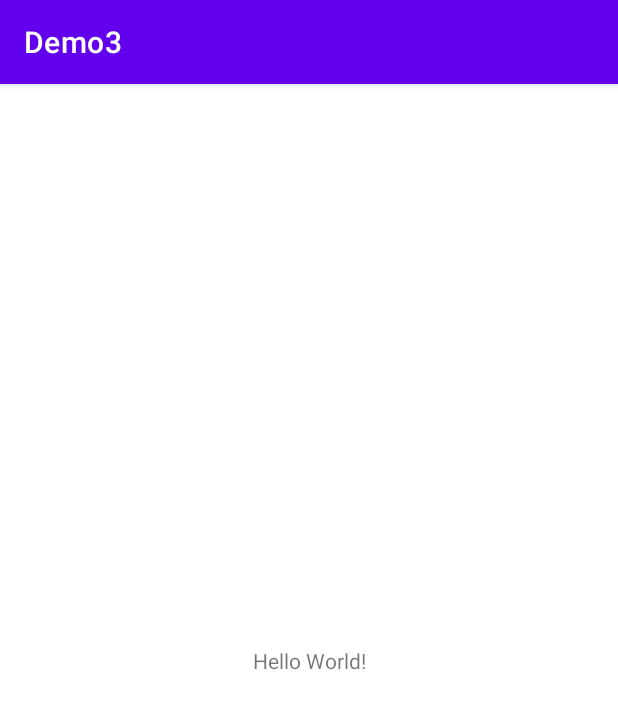
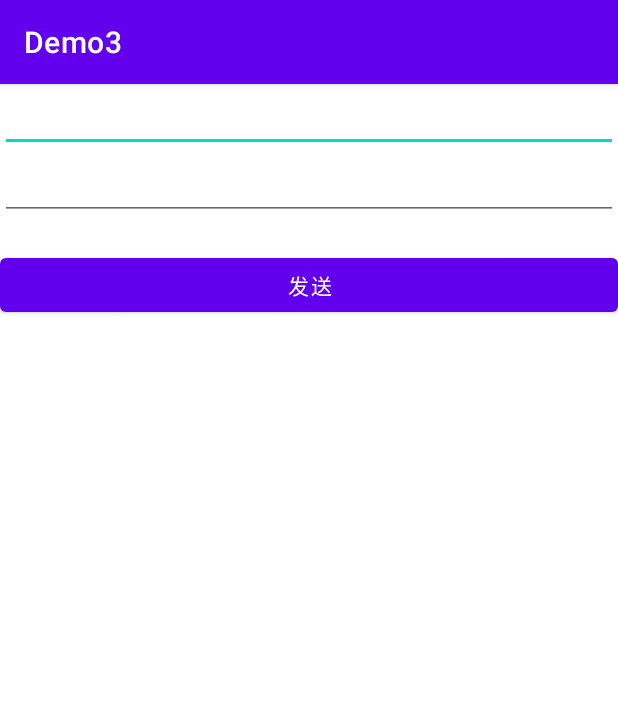
Before and after one commit to aprz512/Android-Crack, an Android app: the screen it shows after launch (MainActivity), on a phone screen of 412 x 824 dp. Shown: the top 709 px of the screen. Run offline under Robolectric (Android 15) with nearby library versions, the phone set to English and light mode, and no system bars.

Commit message:
add script

```diff
--- a/fridademos/Demo3/app/build.gradle
+++ b/fridademos/Demo3/app/build.gradle
@@ -25,6 +25,10 @@ android {
         sourceCompatibility JavaVersion.VERSION_1_8
         targetCompatibility JavaVersion.VERSION_1_8
     }
+
+    viewBinding {
+        enabled = true
+    }
 }
 
 dependencies {
--- a/fridademos/Demo3/app/src/main/java/com/example/demo3/MainActivity.java
+++ b/fridademos/Demo3/app/src/main/java/com/example/demo3/MainActivity.java
@@ -1,14 +1,41 @@
 package com.example.demo3;
+
+import android.annotation.SuppressLint;
+import android.os.Bundle;
+import android.util.Base64;
+import android.view.View;
+import android.widget.TextView;
 
 import androidx.appcompat.app.AppCompatActivity;
 
-import android.os.Bundle;
+import com.example.demo3.databinding.ActivityMainBinding;
+
 
 public class MainActivity extends AppCompatActivity {
+
+    private ActivityMainBinding binding;
 
     @Override
     protected void onCreate(Bundle savedInstanceState) {
         super.onCreate(savedInstanceState);
-        setContentView(R.layout.activity_main);
+        binding = ActivityMainBinding.inflate(getLayoutInflater());
+        setContentView(binding.getRoot());
+
+        binding.submit.setOnClickListener(new View.OnClickListener() {
+            @SuppressLint("SetTextI18n")
+            @Override
+            public void onClick(View view) {
+                String name = binding.name.getText().toString();
+                String password = binding.password.getText().toString();
+                binding.message.setText(
+                        "Sending to server:\n" + Base64.encodeToString((name + ":" + password).getBytes(), Base64.DEFAULT)
+                );
+            }
+        });
+    }
+
+    @SuppressLint("SetTextI18n")
+    private void showTime() {
+        binding.hide.setText("" + System.currentTimeMillis(), TextView.BufferType.EDITABLE);
     }
 }
--- a/fridademos/Demo3/app/src/main/res/layout/activity_main.xml
+++ b/fridademos/Demo3/app/src/main/res/layout/activity_main.xml
@@ -6,13 +6,38 @@
     android:layout_height="match_parent"
     tools:context=".MainActivity">
 
-    <TextView
-        android:layout_width="wrap_content"
+    <EditText
+        android:id="@+id/name"
+        android:layout_width="match_parent"
         android:layout_height="wrap_content"
-        android:text="Hello World!"
-        app:layout_constraintBottom_toBottomOf="parent"
-        app:layout_constraintEnd_toEndOf="parent"
-        app:layout_constraintStart_toStartOf="parent"
+        app:layout_constraintLeft_toLeftOf="parent"
         app:layout_constraintTop_toTopOf="parent" />
 
+    <EditText
+        android:id="@+id/password"
+        android:layout_width="match_parent"
+        android:layout_height="wrap_content"
+        app:layout_constraintLeft_toLeftOf="parent"
+        app:layout_constraintTop_toBottomOf="@+id/name" />
+
+    <TextView
+        android:id="@+id/message"
+        android:layout_width="match_parent"
+        android:layout_height="wrap_content"
+        app:layout_constraintTop_toBottomOf="@+id/password" />
+
+    <Button
+        android:id="@+id/submit"
+        android:layout_width="match_parent"
+        android:layout_height="wrap_content"
+        android:text="发送"
+        app:layout_constraintTop_toBottomOf="@+id/message" />
+
+    <TextView
+        android:id="@+id/hide"
+        android:layout_width="match_parent"
+        android:layout_height="wrap_content"
+        android:text=""
+        app:layout_constraintTop_toBottomOf="@+id/submit" />
+
 </androidx.constraintlayout.widget.ConstraintLayout>
```
Also changed, not shown: 2 other files.
